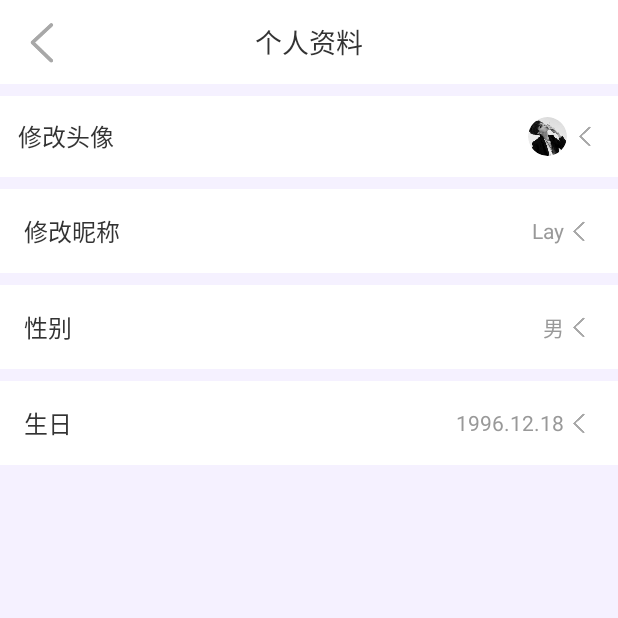
After one commit to gorrywang/Yougo, an Android app: the fragment UserFragment placed in its activity, on a phone screen of 412 x 824 dp, the top half of it. The commit adds this screen. Run offline under Robolectric (Android 15) with nearby library versions, the phone set to English and light mode, and no system bars; our stand-ins replace CircleImageView.

Commit message:
用户设置完成

```diff
--- a/app/src/main/java/xyz/abug/www/yougo/activity/MenuContentActivity.java
+++ b/app/src/main/java/xyz/abug/www/yougo/activity/MenuContentActivity.java
@@ -15,6 +15,7 @@ import xyz.abug.www.yougo.fragment.ScFragment;
 import xyz.abug.www.yougo.fragment.SetFragment;
 import xyz.abug.www.yougo.fragment.ShFragment;
 import xyz.abug.www.yougo.fragment.ShdzFragment;
+import xyz.abug.www.yougo.fragment.UserFragment;
 import xyz.abug.www.yougo.fragment.XxFragment;
 import xyz.abug.www.yougo.fragment.YhqFragment;
 
@@ -93,6 +94,11 @@ public class MenuContentActivity extends AppCompatActivity {
                 fragment = new QbddFragment();
                 mTran.replace(R.id.ac_menucontent_frame, fragment);
                 break;
+            case 9:
+                //用户设置
+                fragment = new UserFragment();
+                mTran.replace(R.id.ac_menucontent_frame, fragment);
+                break;
         }
         mTran.commit();
     }
--- a/app/src/main/java/xyz/abug/www/yougo/fragment/MenuFragment.java
+++ b/app/src/main/java/xyz/abug/www/yougo/fragment/MenuFragment.java
@@ -23,7 +23,7 @@ public class MenuFragment extends Fragment implements View.OnClickListener {
     private View mView;
     private TextView mTxtShoucang, mTxtXiaoxi, mTxtYouhuiquan, mTxtShouhou, mTxtDizhi, mTxtSetting;
     private Button mFinishBtn;
-    private LinearLayout mLinearDfk , mLinearDsh ,mLinearQbdd;
+    private LinearLayout mLinearDfk, mLinearDsh, mLinearQbdd, mLinearUser;
 
     @Nullable
     @Override
@@ -52,6 +52,8 @@ public class MenuFragment extends Fragment implements View.OnClickListener {
         mLinearDfk = mView.findViewById(R.id.frag_menu_linear_daifukuan);
         mLinearDsh = mView.findViewById(R.id.frag_menu_linear_daishouhuo);
         mLinearQbdd = mView.findViewById(R.id.frag_menu_linear_quanbu);
+        mLinearUser = mView.findViewById(R.id.frag_menu_linear_user);
+        mLinearUser.setOnClickListener(this);
         mLinearDfk.setOnClickListener(this);
         mLinearDsh.setOnClickListener(this);
         mLinearQbdd.setOnClickListener(this);
@@ -125,7 +127,11 @@ public class MenuFragment extends Fragment implements View.OnClickListener {
                 intent.putExtra("data", 8);
                 startActivity(intent);
                 break;
-
+            case R.id.frag_menu_linear_user:
+                //用户设置
+                intent.putExtra("data", 9);
+                startActivity(intent);
+                break;
         }
     }
 }
--- /dev/null
+++ b/app/src/main/java/xyz/abug/www/yougo/fragment/UserFragment.java
@@ -0,0 +1,47 @@
+package xyz.abug.www.yougo.fragment;
+
+import android.os.Bundle;
+import android.support.annotation.Nullable;
+import android.support.v4.app.Fragment;
+import android.view.LayoutInflater;
+import android.view.View;
+import android.view.ViewGroup;
+import android.widget.ImageView;
+
+import xyz.abug.www.yougo.R;
+
+/**
+ * Created by iswgr on 2017/6/21.
+ * 设置
+ */
+
+public class UserFragment extends Fragment {
+    private View mView;
+    private ImageView mImgBack;
+
+    @Nullable
+    @Override
+    public View onCreateView(LayoutInflater inflater, @Nullable ViewGroup container, @Nullable Bundle savedInstanceState) {
+        mView = inflater.inflate(R.layout.fragment_user, container, false);
+        return mView;
+    }
+
+    @Override
+    public void onActivityCreated(@Nullable Bundle savedInstanceState) {
+        super.onActivityCreated(savedInstanceState);
+        initView();
+    }
+
+    /**
+     * 绑定
+     */
+    private void initView() {
+        mImgBack = mView.findViewById(R.id.frag_user_img_back);
+        mImgBack.setOnClickListener(new View.OnClickListener() {
+            @Override
+            public void onClick(View view) {
+                getActivity().finish();
+            }
+        });
+    }
+}
--- a/app/src/main/res/layout/fragment_menu.xml
+++ b/app/src/main/res/layout/fragment_menu.xml
@@ -17,9 +17,12 @@
 
             <!--1-->
             <LinearLayout
+                android:id="@+id/frag_menu_linear_user"
                 android:layout_width="match_parent"
                 android:layout_height="80dp"
                 android:layout_marginTop="8dp"
+                android:background="?android:attr/selectableItemBackground"
+                android:clickable="true"
                 android:gravity="center_vertical"
                 android:orientation="horizontal">
 
--- /dev/null
+++ b/app/src/main/res/layout/fragment_user.xml
@@ -0,0 +1,170 @@
+<?xml version="1.0" encoding="utf-8"?>
+<LinearLayout xmlns:android="http://schemas.android.com/apk/res/android"
+    android:layout_width="match_parent"
+    android:layout_height="match_parent"
+    android:background="#f5f1ff"
+    android:orientation="vertical">
+
+
+    <RelativeLayout
+        android:layout_width="match_parent"
+        android:layout_height="?attr/actionBarSize"
+        android:background="@color/colorPrimary"
+        android:paddingLeft="@dimen/main_padding"
+        android:paddingRight="@dimen/main_padding">
+
+
+        <ImageView
+            android:id="@+id/frag_user_img_back"
+            android:layout_width="40dp"
+            android:layout_height="40dp"
+            android:layout_alignParentLeft="true"
+            android:layout_centerVertical="true"
+            android:src="@drawable/back" />
+
+        <TextView
+            android:layout_width="match_parent"
+            android:layout_height="match_parent"
+            android:gravity="center"
+            android:text="个人资料"
+            android:textColor="@color/important_title"
+            android:textSize="@dimen/wz_24" />
+
+    </RelativeLayout>
+
+
+    <View
+        android:layout_width="match_parent"
+        android:layout_height="8dp" />
+
+    <LinearLayout
+        android:layout_width="match_parent"
+        android:layout_height="wrap_content"
+        android:background="#ffffff"
+        android:gravity="center_vertical"
+        android:orientation="horizontal"
+        android:padding="12dp">
+
+        <TextView
+            android:layout_width="0dp"
+            android:layout_height="wrap_content"
+            android:layout_weight="1"
+            android:text="修改头像"
+            android:textColor="@color/important_title"
+            android:textSize="@dimen/wz_22" />
+
+        <de.hdodenhof.circleimageview.CircleImageView xmlns:app="http://schemas.android.com/apk/res-auto"
+            android:layout_width="30dp"
+            android:layout_height="30dp"
+            android:layout_marginLeft="8dp"
+            android:src="@drawable/boy"
+            app:civ_border_color="#ffffffff"
+            app:civ_border_width="2dp" />
+
+        <ImageView
+            android:layout_width="20dp"
+            android:layout_height="20dp"
+            android:src="@drawable/back" />
+    </LinearLayout>
+
+    <View
+        android:layout_width="match_parent"
+        android:layout_height="8dp" />
+
+    <LinearLayout
+        android:layout_width="match_parent"
+        android:layout_height="wrap_content"
+        android:background="#ffffff"
+        android:gravity="center_vertical"
+        android:orientation="horizontal"
+        android:padding="16dp">
+
+        <TextView
+            android:layout_width="0dp"
+            android:layout_height="wrap_content"
+            android:layout_weight="1"
+            android:text="修改昵称"
+            android:textColor="@color/important_title"
+            android:textSize="@dimen/wz_22" />
+
+        <TextView
+            android:layout_width="wrap_content"
+            android:layout_height="wrap_content"
+            android:text="Lay"
+            android:textColor="@color/tip_font"
+            android:textSize="14sp" />
+
+        <ImageView
+            android:layout_width="20dp"
+            android:layout_height="20dp"
+            android:src="@drawable/back" />
+    </LinearLayout>
+
+    <View
+        android:layout_width="match_parent"
+        android:layout_height="8dp" />
+
+    <LinearLayout
+        android:layout_width="match_parent"
+        android:layout_height="wrap_content"
+        android:background="#ffffff"
+        android:gravity="center_vertical"
+        android:orientation="horizontal"
+        android:padding="16dp">
+
+        <TextView
+            android:layout_width="0dp"
+            android:layout_height="wrap_content"
+            android:layout_weight="1"
+            android:text="性别"
+            android:textColor="@color/important_title"
+            android:textSize="@dimen/wz_22" />
+
+        <TextView
+            android:layout_width="wrap_content"
+            android:layout_height="wrap_content"
+            android:text="男"
+            android:textColor="@color/tip_font"
+            android:textSize="14sp" />
+
+        <ImageView
+            android:layout_width="20dp"
+            android:layout_height="20dp"
+            android:src="@drawable/back" />
+    </LinearLayout>
+
+    <View
+        android:layout_width="match_parent"
+        android:layout_height="8dp" />
+
+    <LinearLayout
+        android:layout_width="match_parent"
+        android:layout_height="wrap_content"
+        android:background="#ffffff"
+        android:gravity="center_vertical"
+        android:orientation="horizontal"
+        android:padding="16dp">
+
+        <TextView
+            android:id="@+id/textView4"
+            android:layout_width="0dp"
+            android:layout_height="wrap_content"
+            android:layout_weight="1"
+            android:text="生日"
+            android:textColor="@color/important_title"
+            android:textSize="@dimen/wz_22" />
+
+        <TextView
+            android:layout_width="wrap_content"
+            android:layout_height="wrap_content"
+            android:text="1996.12.18"
+            android:textColor="@color/tip_font"
+            android:textSize="14sp" />
+
+        <ImageView
+            android:layout_width="20dp"
+            android:layout_height="20dp"
+            android:src="@drawable/back" />
+    </LinearLayout>
+
+</LinearLayout>
```
